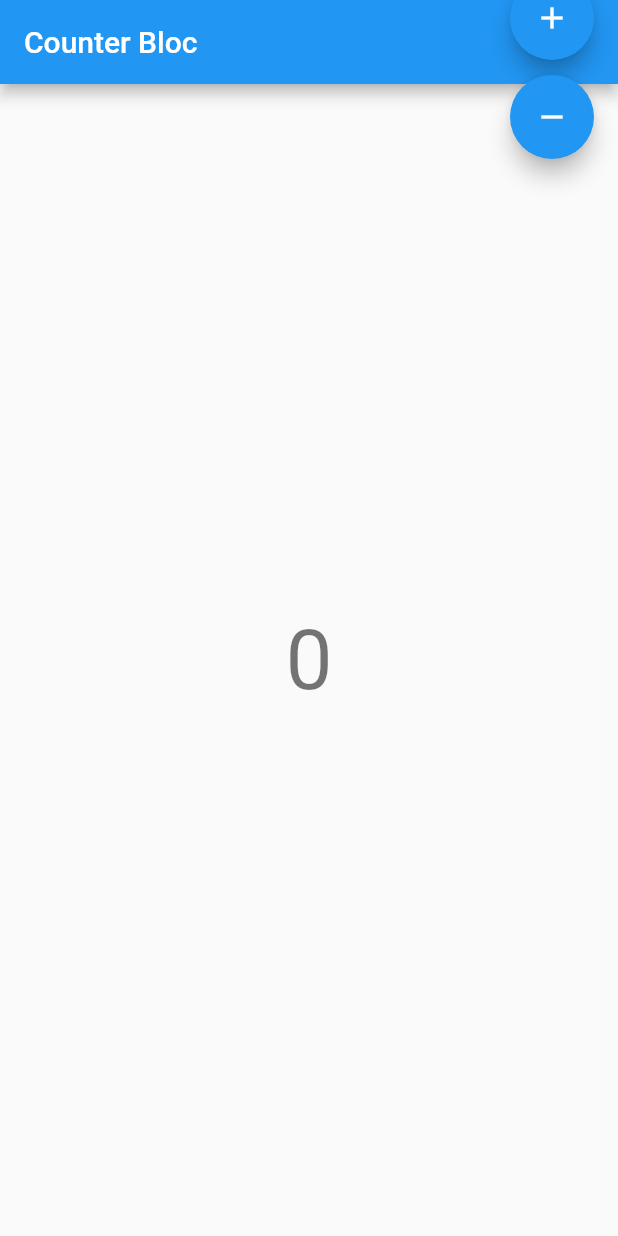
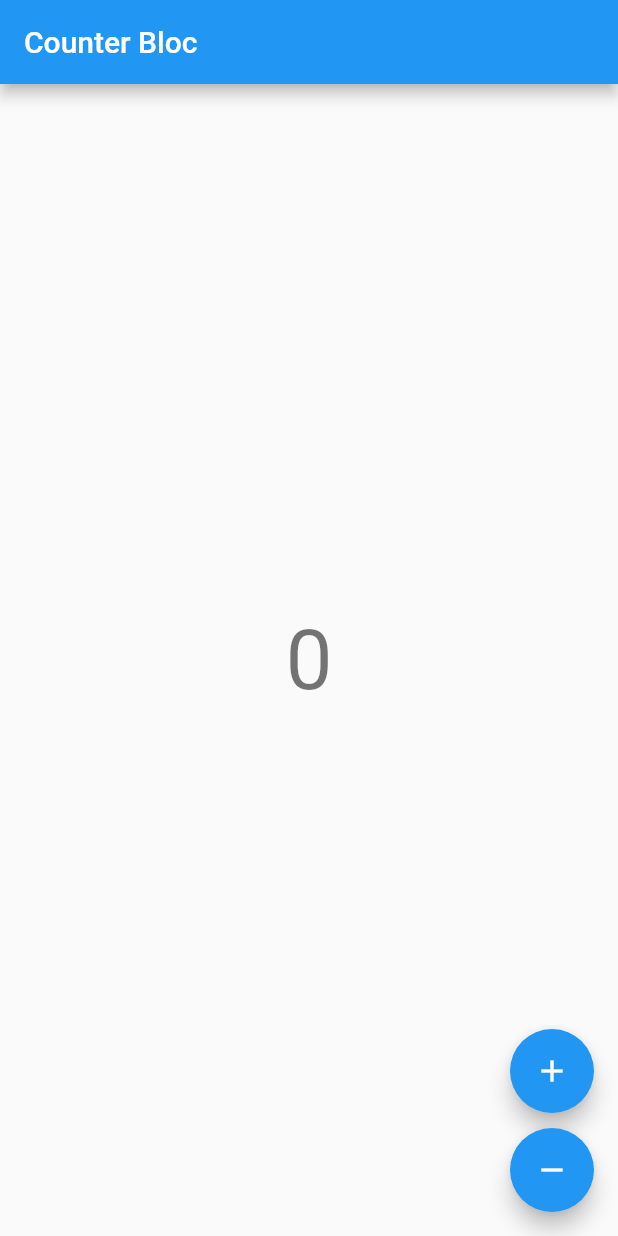
Before and after one commit to xudipta/bloc_flutter_code, a Flutter app: the screen it shows after launch, on a phone screen of 412 x 824 dp. Run offline on Flutter 3.47's test engine with Material 2 defaults, Android fonts, the phone set to English and light mode, and no system bars; our stand-ins replace bloc, flutter_bloc.

Commit message:
Counter tested and working fine.

```diff
--- a/counter_bloc/lib/app.dart
+++ b/counter_bloc/lib/app.dart
@@ -1,5 +1,4 @@
 import 'package:flutter/material.dart';
-
 import 'counter/view/counter_page.dart';
 
 class CounterApp extends MaterialApp{
--- a/counter_bloc/lib/counter/view/counter_page.dart
+++ b/counter_bloc/lib/counter/view/counter_page.dart
@@ -1,5 +1,4 @@
 import 'package:counter_bloc/counter/counter.dart';
-import 'package:counter_bloc/counter/cubit/counter_cubit.dart';
 import 'package:flutter/material.dart';
 import 'package:flutter_bloc/flutter_bloc.dart';
 
--- a/counter_bloc/lib/counter/view/counter_view.dart
+++ b/counter_bloc/lib/counter/view/counter_view.dart
@@ -20,6 +20,8 @@ class CounterView extends StatelessWidget {
         ),
       ),
       floatingActionButton: Column(
+        mainAxisAlignment: MainAxisAlignment.end,
+        crossAxisAlignment: CrossAxisAlignment.end,
         children: <Widget>[
           FloatingActionButton(
             key: const Key('counter_increment_fAB'),
```
